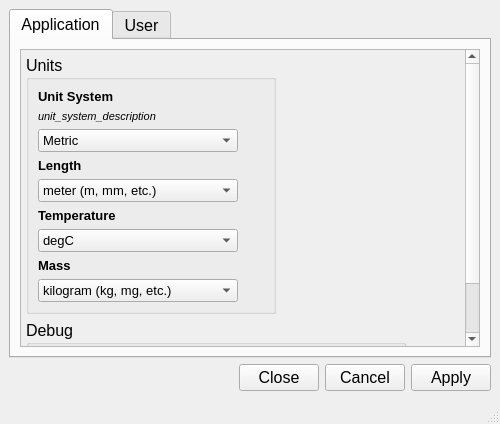
The window that ui/preferences_window.ui (RFrenchEE/EPSAWizard) describes before a commit, drawn with Qt 5.
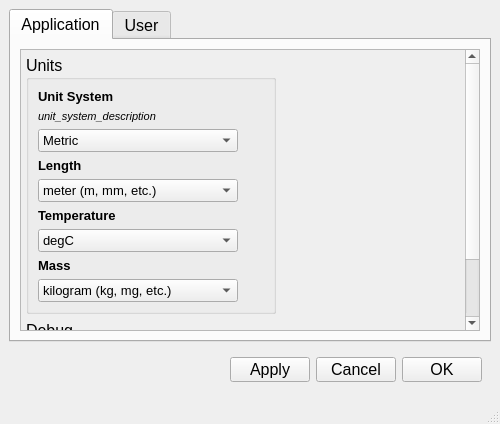
The same window after the commit.

Commit message: Updated resistor widget and main window to scale better. Did some other stuff too.

```diff
--- a/ui/preferences_window.ui
+++ b/ui/preferences_window.ui
@@ -76,9 +76,9 @@
            <property name="geometry">
             <rect>
              <x>0</x>
-             <y>0</y>
+             <y>-24</y>
              <width>455</width>
-             <height>326</height>
+             <height>322</height>
             </rect>
            </property>
            <layout class="QVBoxLayout" name="verticalLayout_5">
@@ -641,13 +641,100 @@
      </widget>
     </item>
     <item>
-     <widget class="QDialogButtonBox" name="btnbox_main">
-      <property name="standardButtons">
-       <set>QDialogButtonBox::Apply|QDialogButtonBox::Cancel|QDialogButtonBox::Close</set>
-      </property>
-      <property name="centerButtons">
-       <bool>false</bool>
-      </property>
+     <widget class="QFrame" name="hframe_mainbuttons">
+      <layout class="QHBoxLayout" name="hlayout_mainbuttons">
+       <item>
+        <spacer name="hspacer_mainbuttons">
+         <property name="orientation">
+          <enum>Qt::Horizontal</enum>
+         </property>
+         <property name="sizeType">
+          <enum>QSizePolicy::Expanding</enum>
+         </property>
+         <property name="sizeHint" stdset="0">
+          <size>
+           <width>40</width>
+           <height>20</height>
+          </size>
+         </property>
+        </spacer>
+       </item>
+       <item>
+        <widget class="QPushButton" name="btn_apply">
+         <property name="sizePolicy">
+          <sizepolicy hsizetype="Preferred" vsizetype="Preferred">
+           <horstretch>0</horstretch>
+           <verstretch>0</verstretch>
+          </sizepolicy>
+         </property>
+         <property name="minimumSize">
+          <size>
+           <width>80</width>
+           <height>25</height>
+          </size>
+         </property>
+         <property name="maximumSize">
+          <size>
+           <width>120</width>
+           <height>30</height>
+          </size>
+         </property>
+         <property name="text">
+          <string>Apply</string>
+         </property>
+        </widget>
+       </item>
+       <item>
+        <widget class="QPushButton" name="btn_cancel">
+         <property name="sizePolicy">
+          <sizepolicy hsizetype="Preferred" vsizetype="Preferred">
+           <horstretch>0</horstretch>
+           <verstretch>0</verstretch>
+          </sizepolicy>
+         </property>
+         <property name="minimumSize">
+          <size>
+           <width>80</width>
+           <height>25</height>
+          </size>
+         </property>
+         <property name="maximumSize">
+          <size>
+           <width>120</width>
+           <height>30</height>
+          </size>
+         </property>
+         <property name="text">
+          <string>Cancel</string>
+         </property>
+        </widget>
+       </item>
+       <item>
+        <widget class="QPushButton" name="btn_ok">
+         <property name="sizePolicy">
+          <sizepolicy hsizetype="Preferred" vsizetype="Preferred">
+           <horstretch>0</horstretch>
+           <verstretch>0</verstretch>
+          </sizepolicy>
+         </property>
+         <property name="minimumSize">
+          <size>
+           <width>80</width>
+           <height>25</height>
+          </size>
+         </property>
+         <property name="maximumSize">
+          <size>
+           <width>120</width>
+           <height>30</height>
+          </size>
+         </property>
+         <property name="text">
+          <string>OK</string>
+         </property>
+        </widget>
+       </item>
+      </layout>
      </widget>
     </item>
    </layout>
```
Left out of the diff: 2 changed lines with no effect on the pictures. The commit also changes 28 other files.
